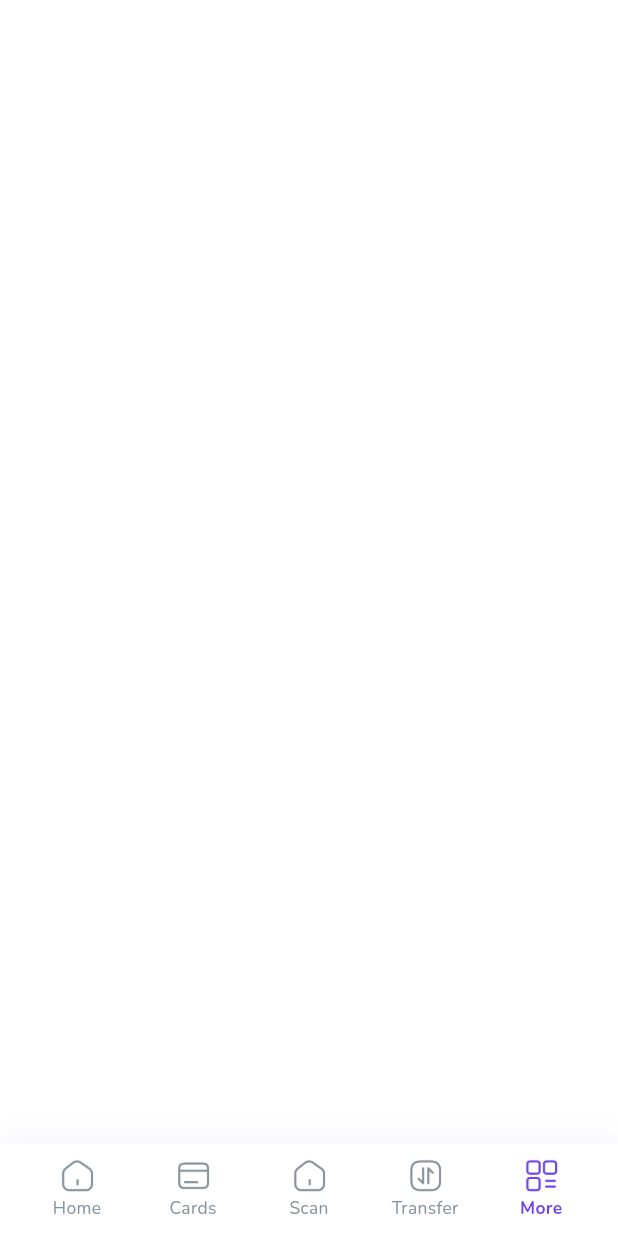
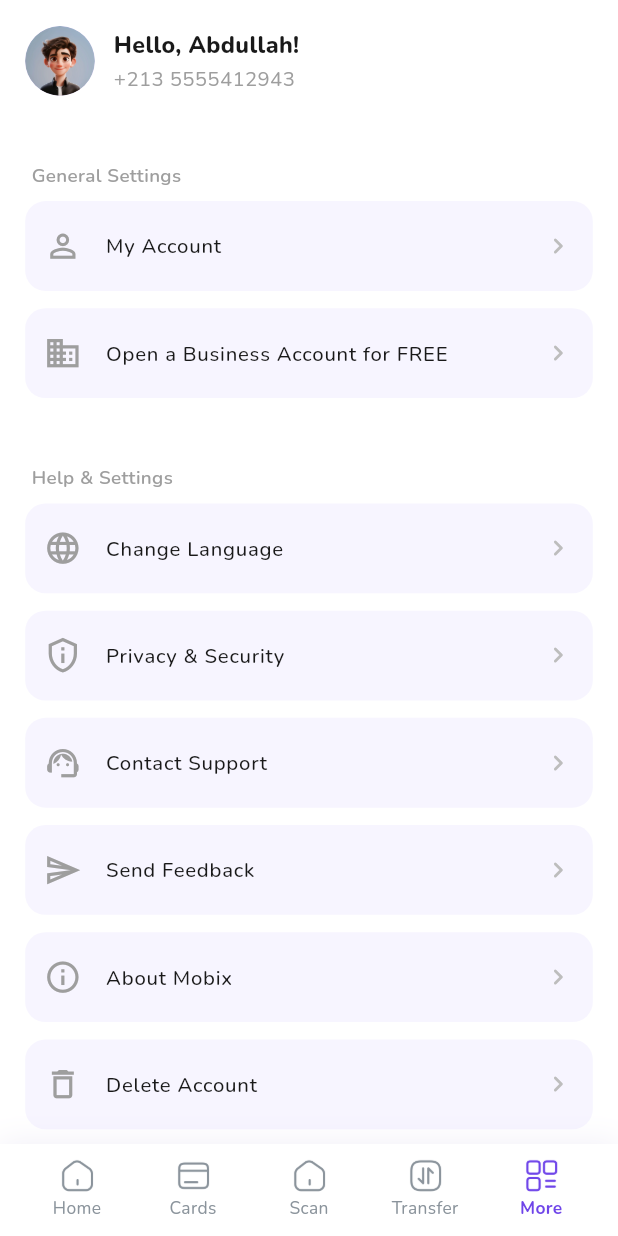
Before and after one commit to arcbsr/fvr_mobile_banking, a Flutter app: the screen it shows after launch, item 5 of the bottom bar chosen, on a phone screen of 412 x 824 dp. Run offline on Flutter 3.47's test engine with Material 3 defaults, Android fonts, the light colour scheme and no system bars; our stand-ins replace easy_localization, equatable, flutter_bloc, flutter_screenutil, google_fonts, stacked_card_carousel.

Commit message:
- added more screen and translations

```diff
--- a/mobile_banking/assets/translations/en.json
+++ b/mobile_banking/assets/translations/en.json
@@ -25,5 +25,15 @@
   "lostCard": "Lost your card? Let's activate the panic button",
   "latestTransactions": "Latest Transactions",
   "freeze": "Freeze",
-  "details": "Details"
+  "details": "Details",
+  "myAccount": "My Account",
+  "openBusinessAccount": "Open a Business Account for FREE",
+  "helpAndSettings": "Help & Settings",
+  "changeLanguage": "Change Language",
+  "privacySecurity": "Privacy & Security",
+  "contactSupport": "Contact Support",
+  "sendFeedback": "Send Feedback",
+  "aboutMobix": "About Mobix",
+  "deleteAccount": "Delete Account",
+  "logout": "Logout"
 }
--- a/mobile_banking/assets/translations/fr.json
+++ b/mobile_banking/assets/translations/fr.json
@@ -25,5 +25,15 @@
   "lostCard": "Carte perdue ? Appuyez sur le bouton panique",
   "latestTransactions": "Dernières transactions",
   "freeze": "Geler",
-  "details": "Détails"
+  "details": "Détails",
+  "myAccount": "Mon compte",
+  "openBusinessAccount": "Ouvrir un compte professionnel GRATUITEMENT",
+  "helpAndSettings": "Aide & Paramètres",
+  "changeLanguage": "Changer de langue",
+  "privacySecurity": "Confidentialité & Sécurité",
+  "contactSupport": "Contacter le support",
+  "sendFeedback": "Envoyer des commentaires",
+  "aboutMobix": "À propos de Mobix",
+  "deleteAccount": "Supprimer le compte",
+  "logout": "Se déconnecter"
 }
--- a/mobile_banking/lib/features/home/data/repositories/demo_home_repository.dart
+++ b/mobile_banking/lib/features/home/data/repositories/demo_home_repository.dart
@@ -15,6 +15,7 @@ class DemoHomeRepository implements HomeRepository {
       avatarUrl: 'assets/icons/avatar.png',
       earnAmount: '300 DZD',
       notificationCount: 1,
+      phoneNumber: '+213 5555412943',
     );
   }
 
--- a/mobile_banking/lib/features/home/domain/entities/user_entity.dart
+++ b/mobile_banking/lib/features/home/domain/entities/user_entity.dart
@@ -3,10 +3,12 @@ class User {
   final String avatarUrl;
   final String earnAmount;
   final int notificationCount;
+  final String phoneNumber;
   User({
     required this.name,
     required this.avatarUrl,
     required this.earnAmount,
     required this.notificationCount,
+    required this.phoneNumber,
   });
 }
--- a/mobile_banking/lib/features/home/presentation/pages/home_screen.dart
+++ b/mobile_banking/lib/features/home/presentation/pages/home_screen.dart
@@ -6,6 +6,7 @@ import '../widgets/latest_transactions.dart';
 import '../widgets/bottom_nav_bar.dart';
 import 'cards_screen.dart';
 import 'package:flutter_screenutil/flutter_screenutil.dart';
+import '../../../settings/presentation/pages/more_screen.dart';
 
 class HomeScreen extends StatefulWidget {
   const HomeScreen({super.key});
@@ -37,8 +38,14 @@ class _HomeScreenState extends State<HomeScreen> {
                 Expanded(child: LatestTransactions()),
               ],
             ),
-            // Cards page (to be implemented)
+            // Cards page
             const CardsScreen(),
+            // Placeholder for Scan
+            Center(child: Text('Scan', style: TextStyle(fontSize: 24))),
+            // Placeholder for Transfer
+            Center(child: Text('Transfer', style: TextStyle(fontSize: 24))),
+            // More page
+            MoreScreen(),
           ],
         ),
       ),
--- /dev/null
+++ b/mobile_banking/lib/features/settings/presentation/pages/more_screen.dart
@@ -0,0 +1,169 @@
+import 'package:flutter/material.dart';
+import 'package:flutter_screenutil/flutter_screenutil.dart';
+import '../../../home/data/repositories/demo_home_repository.dart';
+import '../../../../core/theme/app_theme.dart';
+import 'package:easy_localization/easy_localization.dart';
+
+class MoreScreen extends StatelessWidget {
+  MoreScreen({super.key});
+  final _repo = DemoHomeRepository();
+
+  @override
+  Widget build(BuildContext context) {
+    return FutureBuilder(
+      future: _repo.getUser(),
+      builder: (context, snapshot) {
+        if (!snapshot.hasData) {
+          return const Center(child: CircularProgressIndicator());
+        }
+        final user = snapshot.data!;
+        return Scaffold(
+          backgroundColor: Colors.white,
+          body: SafeArea(
+            child: Column(
+              children: [
+                Padding(
+                  padding: EdgeInsets.symmetric(horizontal: 16.w, vertical: 18.h),
+                  child: Row(
+                    children: [
+                      CircleAvatar(
+                        radius: 24.r,
+                        backgroundImage: AssetImage(user.avatarUrl),
+                      ),
+                      SizedBox(width: 12.w),
+                      Column(
+                        crossAxisAlignment: CrossAxisAlignment.start,
+                        children: [
+                          Text(
+                            'Hello, ${user.name}!',
+                            style: AppTextStyles.title,
+                          ),
+                          SizedBox(height: 2.h),
+                          Text(
+                            user.phoneNumber,
+                            style: AppTextStyles.body.copyWith(color: Colors.grey[500]),
+                          ),
+                        ],
+                      ),
+                    ],
+                  ),
+                ),
+                SizedBox(height: 12.h),
+                Expanded(
+                  child: ListView(
+                    padding: EdgeInsets.symmetric(horizontal: 16.w),
+                    children: [
+                      _SectionTitle('General Settings'),
+                      _MoreTile(
+                        icon: Icons.person_outline,
+                        label: 'myAccount'.tr(),
+                        onTap: () {},
+                      ),
+                      _MoreTile(
+                        icon: Icons.business_outlined,
+                        label: 'openBusinessAccount'.tr(),
+                        onTap: () {},
+                      ),
+                      SizedBox(height: 18.h),
+                      _SectionTitle('helpAndSettings'.tr()),
+                      _MoreTile(
+                        icon: Icons.language,
+                        label: 'changeLanguage'.tr(),
+                        onTap: () {},
+                      ),
+                      _MoreTile(
+                        icon: Icons.privacy_tip_outlined,
+                        label: 'privacySecurity'.tr(),
+                        onTap: () {},
+                      ),
+                      _MoreTile(
+                        icon: Icons.support_agent_outlined,
+                        label: 'contactSupport'.tr(),
+                        onTap: () {},
+                      ),
+                      _MoreTile(
+                        icon: Icons.send_outlined,
+                        label: 'sendFeedback'.tr(),
+                        onTap: () {},
+                      ),
+                      _MoreTile(
+                        icon: Icons.info_outline,
+                        label: 'aboutMobix'.tr(),
+                        onTap: () {},
+                      ),
+                      _MoreTile(
+                        icon: Icons.delete_outline,
+                        label: 'deleteAccount'.tr(),
+                        onTap: () {},
+                      ),
+                      SizedBox(height: 24.h),
+                      Center(
+                        child: TextButton(
+                          onPressed: () {},
+                          child: Text(
+                            'logout'.tr(),
+                            style: AppTextStyles.body.copyWith(
+                              color: Theme.of(context).primaryColor,
+                              fontWeight: FontWeight.w600,
+                            ),
+                          ),
+                        ),
+                      ),
+                    ],
+                  ),
+                ),
+              ],
+            ),
+          ),
+        );
+      },
+    );
+  }
+}
+
+class _SectionTitle extends StatelessWidget {
+  final String title;
+  const _SectionTitle(this.title);
+  @override
+  Widget build(BuildContext context) {
+    return Padding(
+      padding: EdgeInsets.only(left: 4.w, top: 16.h, bottom: 8.h),
+      child: Text(
+        title,
+        style: AppTextStyles.body.copyWith(
+          color: Colors.grey[500],
+          fontWeight: FontWeight.w600,
+          fontSize: 13.sp,
+        ),
+      ),
+    );
+  }
+}
+
+class _MoreTile extends StatelessWidget {
+  final IconData icon;
+  final String label;
+  final VoidCallback onTap;
+  const _MoreTile({required this.icon, required this.label, required this.onTap});
+  @override
+  Widget build(BuildContext context) {
+    return Container(
+      margin: EdgeInsets.only(bottom: 12.h),
+      decoration: BoxDecoration(
+        color: const Color(0xFFF7F5FF),
+        borderRadius: BorderRadius.circular(14.r),
+      ),
+      child: ListTile(
+        leading: Icon(icon, color: Colors.grey[500], size: 26.sp),
+        title: Text(
+          label,
+          style: AppTextStyles.body.copyWith(fontWeight: FontWeight.w500),
+        ),
+        trailing: Icon(Icons.chevron_right_rounded, color: Colors.grey[400], size: 22.sp),
+        onTap: onTap,
+        contentPadding: EdgeInsets.symmetric(horizontal: 12.w, vertical: 2.h),
+        minLeadingWidth: 0,
+      ),
+    );
+  }
+}
```
